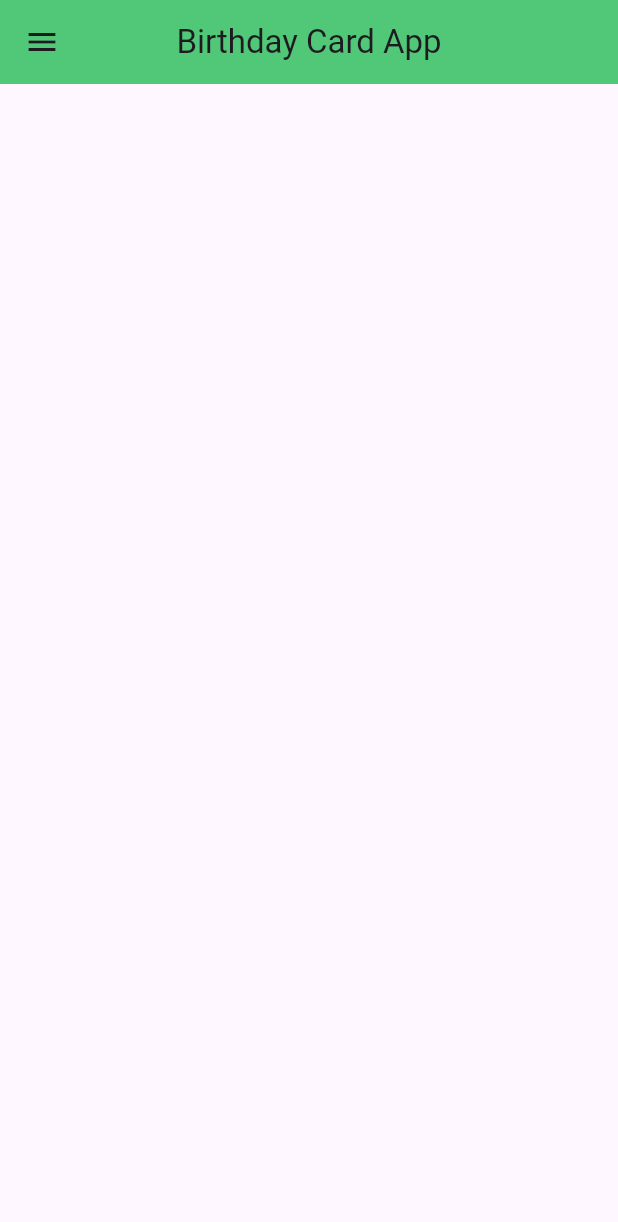
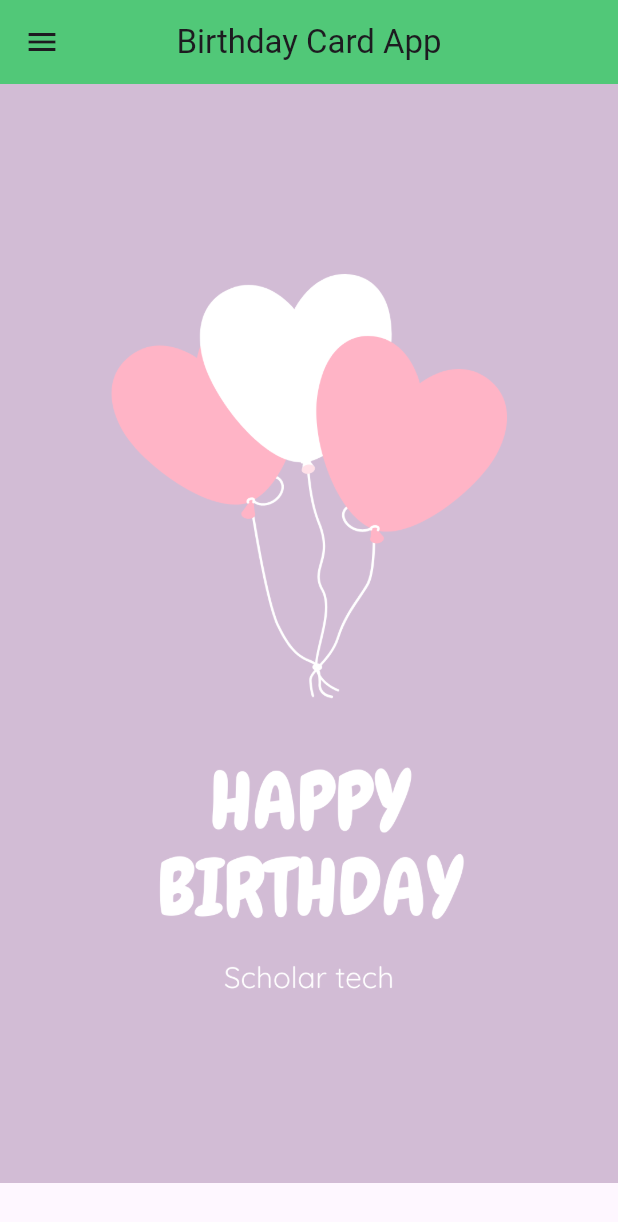
Before and after one commit to ZiadMysara/Flutter_Small_Projects_2, a Flutter app: the screen it shows after launch, on a phone screen of 412 x 824 dp. Shown: the top 1222 px of the screen. Run offline on Flutter 3.47's test engine with Material 3 defaults, Android fonts, the phone set to English and light mode, and no system bars.

Commit message:
finsh Birthday Card App

```diff
--- a/birthday_card_app/lib/main.dart
+++ b/birthday_card_app/lib/main.dart
@@ -10,18 +10,17 @@ class MyApp extends StatelessWidget {
   @override
   Widget build(BuildContext context) {
     return const MaterialApp(
-      home: Task1(),
+      home: BirthdayCardApp(),
     );
   }
 }
 
-class Task1 extends StatelessWidget {
-  const Task1({super.key});
+class BirthdayCardApp extends StatelessWidget {
+  const BirthdayCardApp({super.key});
 
   @override
   Widget build(BuildContext context) {
-    return MaterialApp(
-      home: Scaffold(
+    return Scaffold(
       appBar: AppBar(
         //icon
         leading: const Icon(Icons.menu),
@@ -30,7 +29,7 @@ class Task1 extends StatelessWidget {
         title: const Text('Birthday Card App'),
         centerTitle: true,
       ),
-          body: const Column()),
+      body: const Image(image: AssetImage('assets/img/image.png')),
     );
   }
 }
```
Also changed, not shown: birthday_card_app/pubspec.yaml (+45 -48 lines), birthday_card_app/assets/img/image.png (added), birthday_card_app/image/README/1721720968497.png (added), 1 other file. Lines whose indentation alone changed are shown as unchanged.
